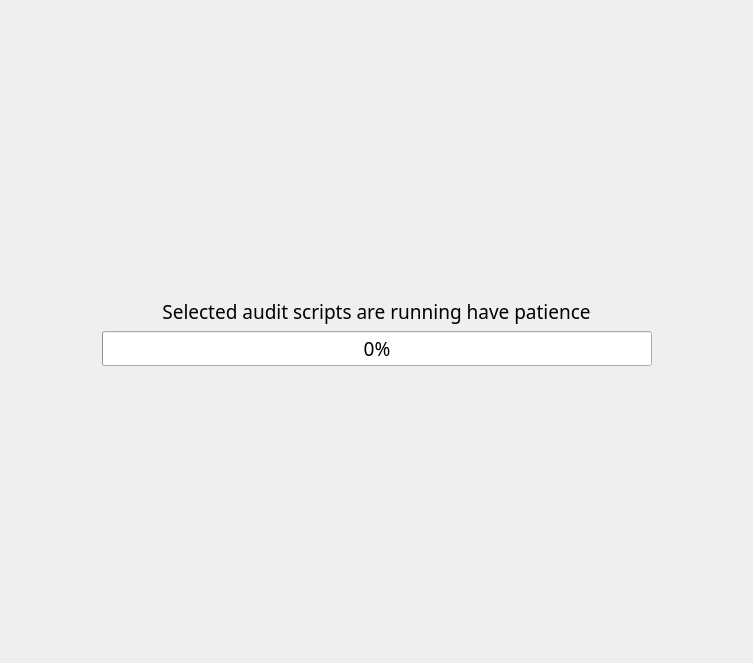
First picture: the form in audit_progess_page.ui, repository h4636oh/EasyAudit_QT, before the edit.
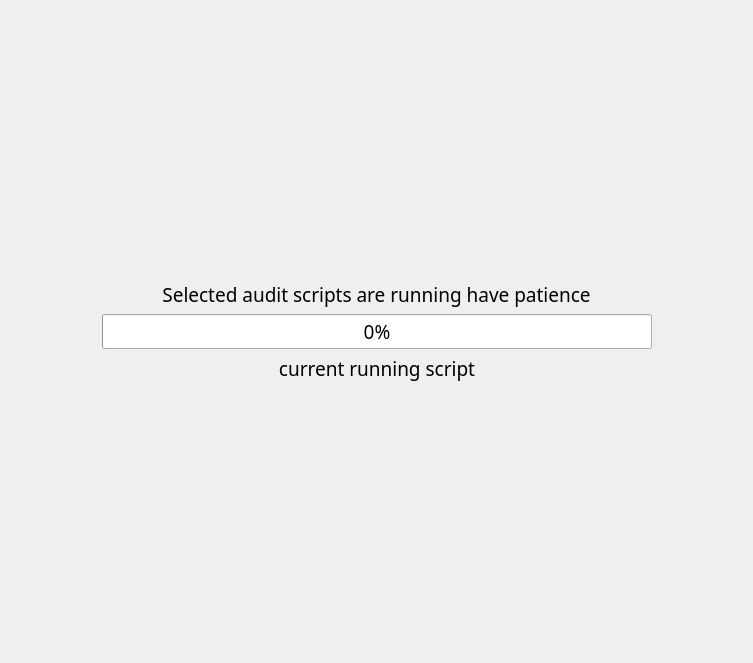
Second picture: the form after the edit.

Commit message: added current script label

```diff
--- a/audit_progess_page.ui
+++ b/audit_progess_page.ui
@@ -48,7 +48,7 @@
        </property>
       </spacer>
      </item>
-     <item alignment="">
+     <item>
       <widget class="QLabel" name="info_lbl">
        <property name="minimumSize">
         <size>
@@ -146,6 +146,58 @@
      </item>
     </layout>
    </item>
+   <item>
+    <layout class="QHBoxLayout" name="horizontalLayout_3">
+     <item>
+      <spacer name="horizontalSpacer_5">
+       <property name="orientation">
+        <enum>Qt::Orientation::Horizontal</enum>
+       </property>
+       <property name="sizeHint" stdset="0">
+        <size>
+         <width>40</width>
+         <height>20</height>
+        </size>
+       </property>
+      </spacer>
+     </item>
+     <item>
+      <widget class="QLabel" name="current_script_lbl">
+       <property name="minimumSize">
+        <size>
+         <width>400</width>
+         <height>0</height>
+        </size>
+       </property>
+       <property name="font">
+        <font>
+         <family>DM Mono Medium</family>
+         <pointsize>14</pointsize>
+        </font>
+       </property>
+       <property name="text">
+        <string>current running script</string>
+       </property>
+       <property name="alignment">
+        <set>Qt::AlignmentFlag::AlignCenter</set>
+       </property>
+      </widget>
+     </item>
+     <item>
+      <spacer name="horizontalSpacer_6">
+       <property name="orientation">
+        <enum>Qt::Orientation::Horizontal</enum>
+       </property>
+       <property name="sizeHint" stdset="0">
+        <size>
+         <width>40</width>
+         <height>20</height>
+        </size>
+       </property>
+      </spacer>
+     </item>
+    </layout>
+   </item>
    <item>
     <spacer name="verticalSpacer_3">
      <property name="orientation">
```
The commit also changes 1 other file.
